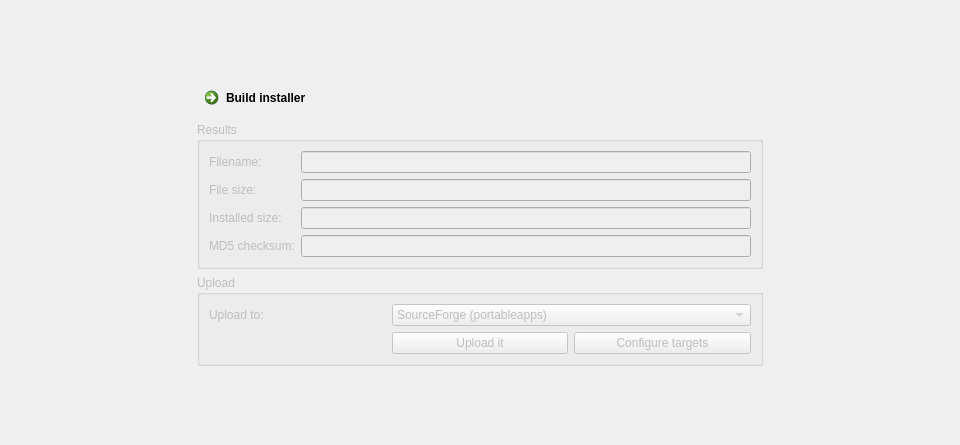
3D1T0R/PortableApps.com-DevelopmentToolkit, file gui/ui/pagepublish.ui: the form before one commit.
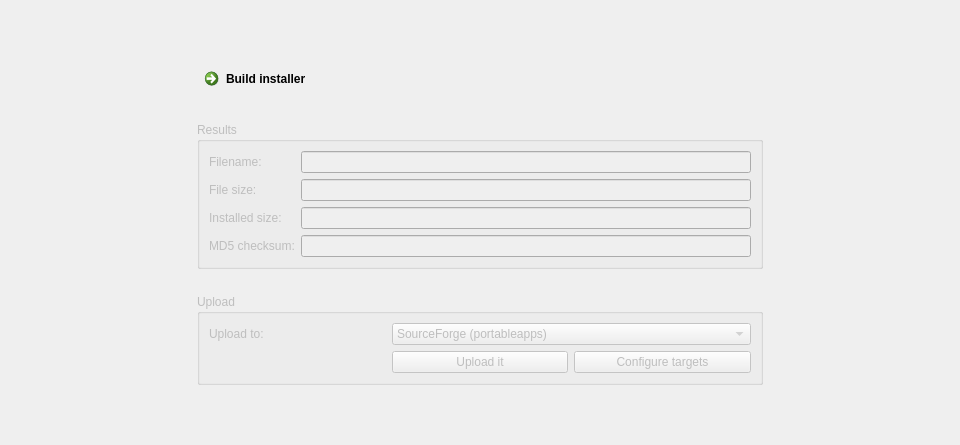
The form after the commit.

Patch:
```diff
--- a/gui/ui/pagepublish.ui
+++ b/gui/ui/pagepublish.ui
@@ -11,6 +11,9 @@
    </rect>
   </property>
   <layout class="QGridLayout" name="gridLayout">
+   <property name="verticalSpacing">
+    <number>25</number>
+   </property>
    <item row="5" column="1">
     <spacer name="spacer_bottom">
      <property name="orientation">
```
Left out of the diff: 2 changed lines with no effect on the pictures.
